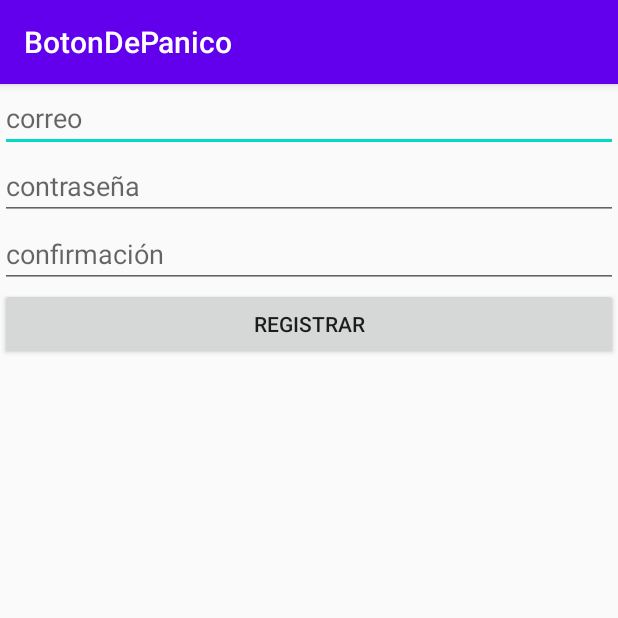
After one commit to gabo-x86/BotonDePanico, an Android app: the fragment RegisterFragment shown on its own in the app's theme, on a phone screen of 412 x 824 dp, the top half of it. The commit adds this screen. Run offline under Robolectric (Android 15) with nearby library versions, the phone set to English and light mode, and no system bars; our stand-ins replace Firebase (no records; nobody signed in at launch, a user with empty details on screens opened directly); 1 statement that could not run was skipped.

Commit message:
Desarrollo de registro de usuario

```diff
--- a/app/build.gradle
+++ b/app/build.gradle
@@ -1,4 +1,5 @@
 apply plugin: 'com.android.application'
+apply plugin: 'com.google.gms.google-services'
 
 android {
     compileSdkVersion 30
@@ -32,6 +33,10 @@ dependencies {
     implementation 'androidx.navigation:navigation-ui:2.3.1'
     implementation 'androidx.lifecycle:lifecycle-extensions:2.2.0'
     implementation 'com.google.android.gms:play-services-maps:17.0.0'
+    implementation platform('com.google.firebase:firebase-bom:26.1.0')
+    implementation 'com.google.firebase:firebase-analytics'
+    implementation 'com.google.firebase:firebase-auth:16.0.5'
+    implementation 'com.google.firebase:firebase-database:16.0.4'
     testImplementation 'junit:junit:4.12'
     androidTestImplementation 'androidx.test.ext:junit:1.1.2'
     androidTestImplementation 'androidx.test.espresso:espresso-core:3.3.0'
--- a/app/src/main/AndroidManifest.xml
+++ b/app/src/main/AndroidManifest.xml
@@ -1,6 +1,7 @@
 <?xml version="1.0" encoding="utf-8"?>
 <manifest xmlns:android="http://schemas.android.com/apk/res/android"
     package="com.projects.botondepanico">
+    <uses-permission android:name="android.permission.INTERNET"/>
 
     <!--
          The ACCESS_COARSE/FINE_LOCATION permissions are not required to use
--- /dev/null
+++ b/app/src/main/java/com/projects/botondepanico/ui/auth/RegisterFragment.java
@@ -0,0 +1,112 @@
+package com.projects.botondepanico.ui.auth;
+
+import android.os.Bundle;
+
+import androidx.annotation.NonNull;
+import androidx.annotation.Nullable;
+import androidx.fragment.app.Fragment;
+import androidx.navigation.NavController;
+import androidx.navigation.Navigation;
+
+import android.view.LayoutInflater;
+import android.view.View;
+import android.view.ViewGroup;
+import android.widget.Button;
+import android.widget.EditText;
+
+import com.google.android.gms.tasks.OnCompleteListener;
+import com.google.android.gms.tasks.Task;
+import com.google.firebase.auth.AuthResult;
+import com.google.firebase.auth.FirebaseAuth;
+import com.google.firebase.auth.FirebaseUser;
+import com.google.firebase.database.DatabaseReference;
+import com.google.firebase.database.FirebaseDatabase;
+import com.projects.botondepanico.R;
+
+import java.util.HashMap;
+import java.util.Map;
+
+public class RegisterFragment extends Fragment {
+    private static FirebaseAuth mAuth;
+    private static DatabaseReference mDatabase;
+
+    private EditText email;
+    private EditText pass;
+    private EditText passConfirmation;
+    private Button btnRegister;
+
+    @Override
+    public void onCreate(@Nullable Bundle savedInstanceState) {
+        super.onCreate(savedInstanceState);
+        mAuth = FirebaseAuth.getInstance();/**Incializa instancia de autentificación de la BD*/
+        mDatabase = FirebaseDatabase.getInstance().getReference();/**Inicializa instancia de la BD*/
+    }
+
+    @Override
+    public View onCreateView(LayoutInflater inflater, ViewGroup container,
+                             Bundle savedInstanceState) {
+        // Inflate the layout for this fragment
+        return inflater.inflate(R.layout.fragment_register, container, false);
+    }
+
+    @Override
+    public void onViewCreated(@NonNull View view, @Nullable Bundle savedInstanceState) {
+        super.onViewCreated(view, savedInstanceState);
+        email = view.findViewById(R.id.txtBoxRegisterEmail);
+        pass = view.findViewById(R.id.txtBoxRegisterPass);
+        passConfirmation = view.findViewById(R.id.txtBoxRegisterConfirmation);
+        btnRegister = view.findViewById(R.id.btnRegisterRegister);
+        final NavController navController = Navigation.findNavController(view);
+
+        btnRegister.setOnClickListener(new View.OnClickListener() {
+            @Override
+            public void onClick(View view) {
+                //navController.popBackStack();
+                registerControl(navController);
+            }
+        });
+    }
+    private void registerControl(final NavController navController){
+        if(!email.getText().toString().isEmpty() && !pass.getText().toString().isEmpty() && !passConfirmation.getText().toString().isEmpty()){
+            if(pass.getText().toString().length() >= 6){
+                userRegister(navController);
+            }else{
+                System.out.println("PASSWORD DEBE TENER AL MENOS 6 CARACTERES");
+            }
+        }else{
+            System.out.println("LLENE TODOS LOS CAMPOS");
+
+        }
+    }
+
+    private void userRegister(final NavController navController){
+        mAuth.createUserWithEmailAndPassword(email.getText().toString(), pass.getText().toString()).addOnCompleteListener(new OnCompleteListener<AuthResult>() {
+            @Override
+            public void onComplete(@NonNull Task<AuthResult> task) {
+                if(task.isSuccessful()){
+                    Map<String, Object> map = new HashMap<>();
+                    map.put("name", email.getText().toString());
+                    map.put("email", email.getText().toString());
+                    map.put("password", pass.getText().toString());
+
+                    String id = mAuth.getCurrentUser().getUid();
+
+                    mDatabase.child("Users").child(id).setValue(map);
+                    navController.navigate(R.id.nav_home);/**Por si se autentifica correctamente llevar a fragment...*/
+                }else{
+                    System.out.println("NO SE PUDO REGISTRAR ESTE USUARIO. PROBLEMAS CON EL SERVIDOR");
+                }
+            }
+        });
+    }
+
+
+
+    @Override
+    public void onStart() {
+        super.onStart();
+        FirebaseUser currentUser = mAuth.getCurrentUser();
+        //updateUI(currentUser);
+    }
+
+}
--- a/app/src/main/res/layout/fragment_log_in.xml
+++ b/app/src/main/res/layout/fragment_log_in.xml
@@ -5,7 +5,7 @@ xmlns:app="http://schemas.android.com/apk/res-auto"
 xmlns:tools="http://schemas.android.com/tools"
 android:layout_width="match_parent"
 android:layout_height="match_parent"
-tools:context=".auth.LogInFragment"
+tools:context=".ui.auth.LogInFragment"
     >
 
     <Button
@@ -74,11 +74,10 @@ tools:context=".auth.LogInFragment"
         android:layout_marginEnd="32dp"
         android:ems="10"
         android:hint="Password"
-        android:inputType="textPersonName"
+        android:inputType="textPassword"
         app:layout_constraintEnd_toEndOf="parent"
         app:layout_constraintHorizontal_bias="0.0"
         app:layout_constraintStart_toStartOf="parent"
         app:layout_constraintTop_toBottomOf="@+id/txtBoxEmail" />
 
-
 </androidx.constraintlayout.widget.ConstraintLayout>
--- /dev/null
+++ b/app/src/main/res/layout/fragment_register.xml
@@ -0,0 +1,38 @@
+<?xml version="1.0" encoding="utf-8"?>
+<LinearLayout xmlns:android="http://schemas.android.com/apk/res/android"
+    xmlns:tools="http://schemas.android.com/tools"
+    android:layout_width="match_parent"
+    android:layout_height="match_parent"
+    android:orientation="vertical"
+    tools:context=".ui.auth.RegisterFragment">
+
+    <EditText
+        android:id="@+id/txtBoxRegisterEmail"
+        android:layout_width="match_parent"
+        android:layout_height="wrap_content"
+        android:ems="10"
+        android:hint="correo"
+        android:inputType="textPersonName" />
+
+    <EditText
+        android:id="@+id/txtBoxRegisterPass"
+        android:layout_width="match_parent"
+        android:layout_height="wrap_content"
+        android:ems="10"
+        android:hint="contraseña"
+        android:inputType="textPassword" />
+
+    <EditText
+        android:id="@+id/txtBoxRegisterConfirmation"
+        android:layout_width="match_parent"
+        android:layout_height="wrap_content"
+        android:ems="10"
+        android:hint="confirmación"
+        android:inputType="textPassword" />
+
+    <Button
+        android:id="@+id/btnRegisterRegister"
+        android:layout_width="match_parent"
+        android:layout_height="wrap_content"
+        android:text="REGISTRAR" />
+</LinearLayout>
--- a/app/src/main/res/values/strings.xml
+++ b/app/src/main/res/values/strings.xml
@@ -18,7 +18,9 @@
     <string name="hello_blank_fragment">Hello blank fragment</string>
 
     <string name="are_u_ok">¿NECESITAS AYUDA?</string>
-
     <string name="txt_si">SI</string>
     <string name="txt_no">NO</string>
+
+    <string name="tool_bar_login">Iniciar Sesión</string>
+    <string name="tool_bar_register">Registrarse</string>
 </resources>
--- a/build.gradle
+++ b/build.gradle
@@ -6,6 +6,7 @@ buildscript {
     }
     dependencies {
         classpath "com.android.tools.build:gradle:4.0.1"
+        classpath 'com.google.gms:google-services:4.3.4'
 
         // NOTE: Do not place your application dependencies here; they belong
         // in the individual module build.gradle files
```
Also changed, not shown: app/src/main/java/com/projects/botondepanico/MainActivity.java (+10 -28 lines), app/src/main/java/com/projects/botondepanico/Usuario.java (+26 -20 lines), app/src/main/java/com/projects/botondepanico/ui/auth/LogInFragment.java (renamed from app/src/main/java/com/projects/botondepanico/auth/LogInFragment.java, +27 -27 lines), app/src/main/res/navigation/mobile_navigation.xml (+11 -3 lines), 1 other file.
